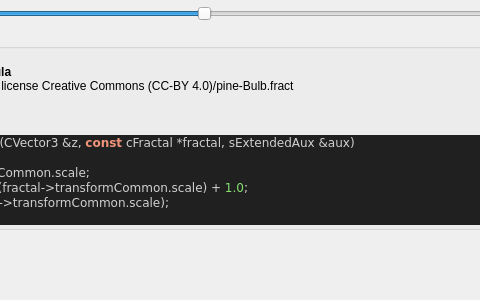
Qt form mandelbulber2/formula/ui/fractal_transf_scale.ui (buddhi1980/mandelbulber2) before a commit; both pictures show x 159 to 639 and y 0 to 300 of the 781 by 300 pixel window.
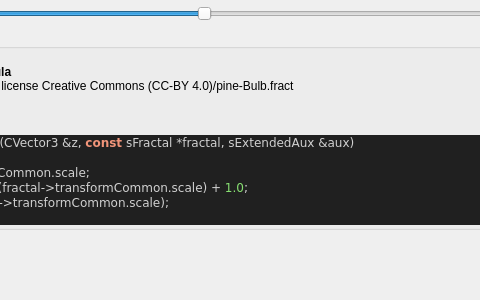
The same form after that commit. Custom widgets are drawn as their Qt base class.

```diff
--- a/mandelbulber2/formula/ui/fractal_transf_scale.ui
+++ b/mandelbulber2/formula/ui/fractal_transf_scale.ui
@@ -130,7 +130,7 @@
 &lt;/table&gt;
 &lt;br&gt;&lt;b&gt;Examples using this formula&lt;/b&gt;&lt;br&gt;Robert Pancoast collection - license Creative Commons (CC-BY 4.0)/pine-Bulb.fract&lt;h3&gt;Code&lt;/h3&gt;
 &lt;body style=&quot;background-color:#202020&quot;&gt;
-&lt;pre style=&quot;color:#d0d0d0; background-color:#202020;  font-family:'Courier New',monospace;&quot;&gt;&lt;span style=&quot;color:#f09479; font-weight:bold&quot;&gt;void&lt;/span&gt; &lt;span style=&quot;color:#e47eed&quot;&gt;TransfScaleIteration&lt;/span&gt;&lt;span style=&quot;color:#d0d0d0&quot;&gt;(&lt;/span&gt;CVector3 &lt;span style=&quot;color:#d0d0d0&quot;&gt;&amp;amp;&lt;/span&gt;z&lt;span style=&quot;color:#d0d0d0&quot;&gt;,&lt;/span&gt; &lt;span style=&quot;color:#f09479; font-weight:bold&quot;&gt;const&lt;/span&gt; cFractal &lt;span style=&quot;color:#d0d0d0&quot;&gt;*&lt;/span&gt;fractal&lt;span style=&quot;color:#d0d0d0&quot;&gt;,&lt;/span&gt; sExtendedAux &lt;span style=&quot;color:#d0d0d0&quot;&gt;&amp;amp;&lt;/span&gt;aux&lt;span style=&quot;color:#d0d0d0&quot;&gt;)&lt;/span&gt;
+&lt;pre style=&quot;color:#d0d0d0; background-color:#202020;  font-family:'Courier New',monospace;&quot;&gt;&lt;span style=&quot;color:#f09479; font-weight:bold&quot;&gt;void&lt;/span&gt; &lt;span style=&quot;color:#e47eed&quot;&gt;TransfScaleIteration&lt;/span&gt;&lt;span style=&quot;color:#d0d0d0&quot;&gt;(&lt;/span&gt;CVector3 &lt;span style=&quot;color:#d0d0d0&quot;&gt;&amp;amp;&lt;/span&gt;z&lt;span style=&quot;color:#d0d0d0&quot;&gt;,&lt;/span&gt; &lt;span style=&quot;color:#f09479; font-weight:bold&quot;&gt;const&lt;/span&gt; sFractal &lt;span style=&quot;color:#d0d0d0&quot;&gt;*&lt;/span&gt;fractal&lt;span style=&quot;color:#d0d0d0&quot;&gt;,&lt;/span&gt; sExtendedAux &lt;span style=&quot;color:#d0d0d0&quot;&gt;&amp;amp;&lt;/span&gt;aux&lt;span style=&quot;color:#d0d0d0&quot;&gt;)&lt;/span&gt;
 &lt;span style=&quot;color:#d0d0d0&quot;&gt;{&lt;/span&gt;
   z &lt;span style=&quot;color:#d0d0d0&quot;&gt;*=&lt;/span&gt; fractal&lt;span style=&quot;color:#d0d0d0&quot;&gt;-&amp;gt;&lt;/span&gt;transformCommon&lt;span style=&quot;color:#d0d0d0&quot;&gt;.&lt;/span&gt;scale&lt;span style=&quot;color:#d0d0d0&quot;&gt;;&lt;/span&gt;
   aux&lt;span style=&quot;color:#d0d0d0&quot;&gt;.&lt;/span&gt;DE &lt;span style=&quot;color:#d0d0d0&quot;&gt;=&lt;/span&gt; aux&lt;span style=&quot;color:#d0d0d0&quot;&gt;.&lt;/span&gt;DE &lt;span style=&quot;color:#d0d0d0&quot;&gt;*&lt;/span&gt; &lt;span style=&quot;color:#e47eed&quot;&gt;fabs&lt;/span&gt;&lt;span style=&quot;color:#d0d0d0&quot;&gt;(&lt;/span&gt;fractal&lt;span style=&quot;color:#d0d0d0&quot;&gt;-&amp;gt;&lt;/span&gt;transformCommon&lt;span style=&quot;color:#d0d0d0&quot;&gt;.&lt;/span&gt;scale&lt;span style=&quot;color:#d0d0d0&quot;&gt;) +&lt;/span&gt; &lt;span style=&quot;color:#87df71&quot;&gt;1.0&lt;/span&gt;&lt;span style=&quot;color:#d0d0d0&quot;&gt;;&lt;/span&gt;
```
